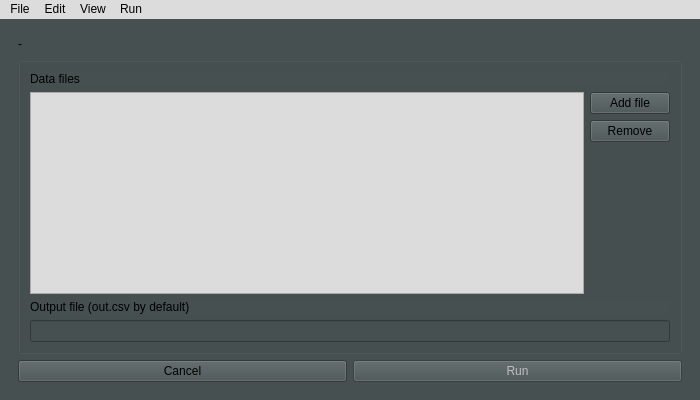
Above: gui/ui_files/mainwindow.ui from OSUDSL/pydre before the change. Below: the same form after it.
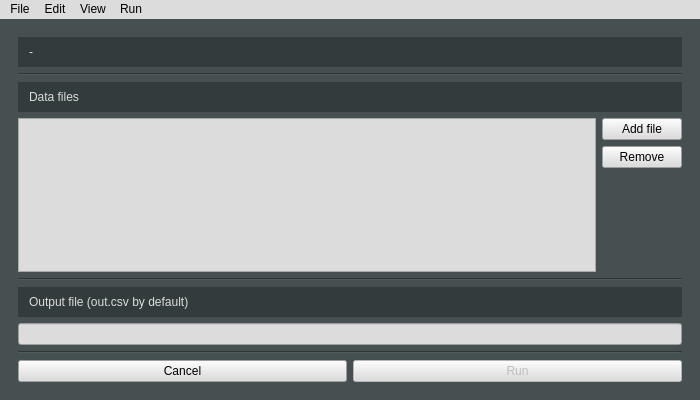
That is the form after the change. The open tabs and pages were chosen to show the change. Icons and pictures are not drawn.

Commit message: Cleaned up style on conversion page for readability

Diff of the .ui file:
```diff
--- a/gui/ui_files/mainwindow.ui
+++ b/gui/ui_files/mainwindow.ui
@@ -301,19 +301,32 @@
        <layout class="QVBoxLayout" name="verticalLayout_2">
         <item>
          <widget class="QLabel" name="pfile_label">
+          <property name="styleSheet">
+           <string notr="true">color: rgb(220, 220, 220);
+background-color: rgb(50, 60, 60);
+padding: 8px;
+font: 75 10pt &quot;Arial&quot;;</string>
+          </property>
           <property name="text">
            <string>-</string>
           </property>
          </widget>
         </item>
         <item>
-         <widget class="QGroupBox" name="run_box">
-          <property name="title">
-           <string/>
+         <widget class="Line" name="line_5">
+          <property name="orientation">
+           <enum>Qt::Horizontal</enum>
           </property>
-          <layout class="QVBoxLayout" name="verticalLayout_8">
+         </widget>
+        </item>
            <item>
             <widget class="QLabel" name="label">
+          <property name="styleSheet">
+           <string notr="true">color: rgb(220, 220, 220);
+background-color: rgb(50, 60, 60);
+padding: 8px;
+font: 75 10pt &quot;Arial&quot;;</string>
+          </property>
              <property name="text">
               <string>Data files</string>
              </property>
@@ -333,6 +346,10 @@
               <layout class="QVBoxLayout" name="verticalLayout_5">
                <item>
                 <widget class="QPushButton" name="pushButton">
+              <property name="styleSheet">
+               <string notr="true">background-color: rgb(220, 220, 220);
+font: 75 10pt &quot;Arial&quot;;</string>
+              </property>
                  <property name="text">
                   <string>Add file</string>
                  </property>
@@ -340,6 +357,10 @@
                </item>
                <item>
                 <widget class="QPushButton" name="pushButton_2">
+              <property name="styleSheet">
+               <string notr="true">background-color: rgb(220, 220, 220);
+font: 75 10pt &quot;Arial&quot;;</string>
+              </property>
                  <property name="text">
                   <string>Remove</string>
                  </property>
@@ -362,23 +383,49 @@
              </item>
             </layout>
            </item>
+        <item>
+         <widget class="Line" name="line_3">
+          <property name="orientation">
+           <enum>Qt::Horizontal</enum>
+          </property>
+         </widget>
+        </item>
            <item>
             <widget class="QLabel" name="label_3">
+          <property name="styleSheet">
+           <string notr="true">color: rgb(220, 220, 220);
+background-color: rgb(50, 60, 60);
+padding: 8px;
+font: 75 10pt &quot;Arial&quot;;</string>
+          </property>
              <property name="text">
               <string>Output file (out.csv by default)</string>
              </property>
             </widget>
            </item>
            <item>
-            <widget class="QLineEdit" name="lineEdit"/>
-           </item>
-          </layout>
+         <widget class="QLineEdit" name="lineEdit">
+          <property name="styleSheet">
+           <string notr="true">background-color: rgb(220, 220, 220);
+</string>
+          </property>
+         </widget>
+        </item>
+        <item>
+         <widget class="Line" name="line_4">
+          <property name="orientation">
+           <enum>Qt::Horizontal</enum>
+          </property>
          </widget>
         </item>
         <item>
          <layout class="QHBoxLayout" name="horizontalLayout_3">
           <item>
            <widget class="QPushButton" name="cancel_btn">
+            <property name="styleSheet">
+             <string notr="true">background-color: rgb(220, 220, 220);
+font: 75 10pt &quot;Arial&quot;;</string>
+            </property>
             <property name="text">
              <string>Cancel</string>
             </property>
@@ -389,6 +436,10 @@
             <property name="enabled">
              <bool>false</bool>
             </property>
+            <property name="styleSheet">
+             <string notr="true">background-color: rgb(220, 220, 220);
+font: 75 10pt &quot;Arial&quot;;</string>
+            </property>
             <property name="text">
              <string>Run</string>
             </property>
```
Lines whose indentation alone changed are shown as unchanged.
